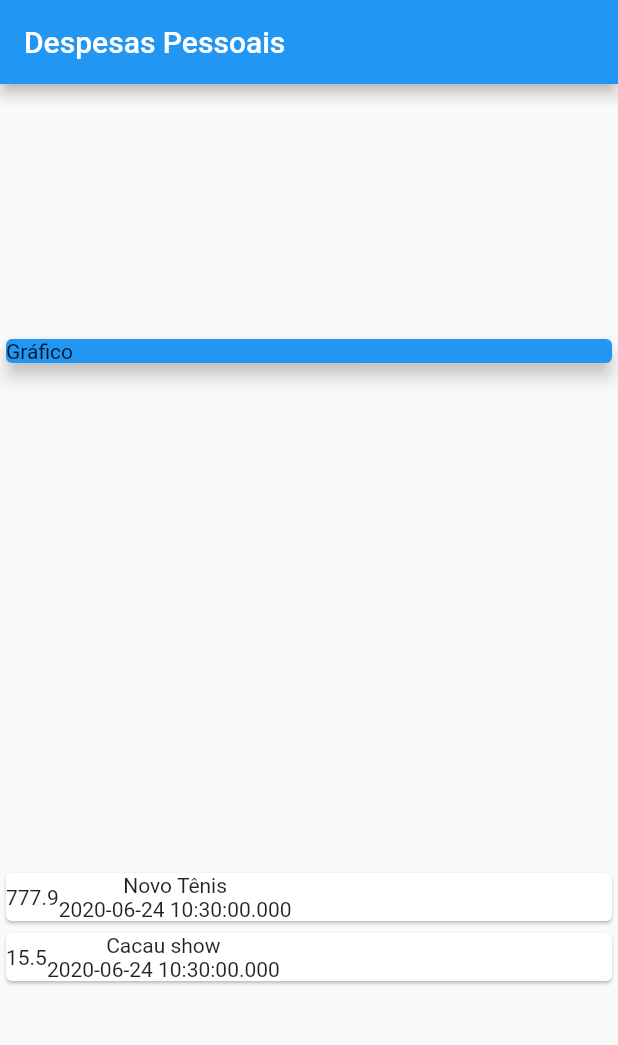
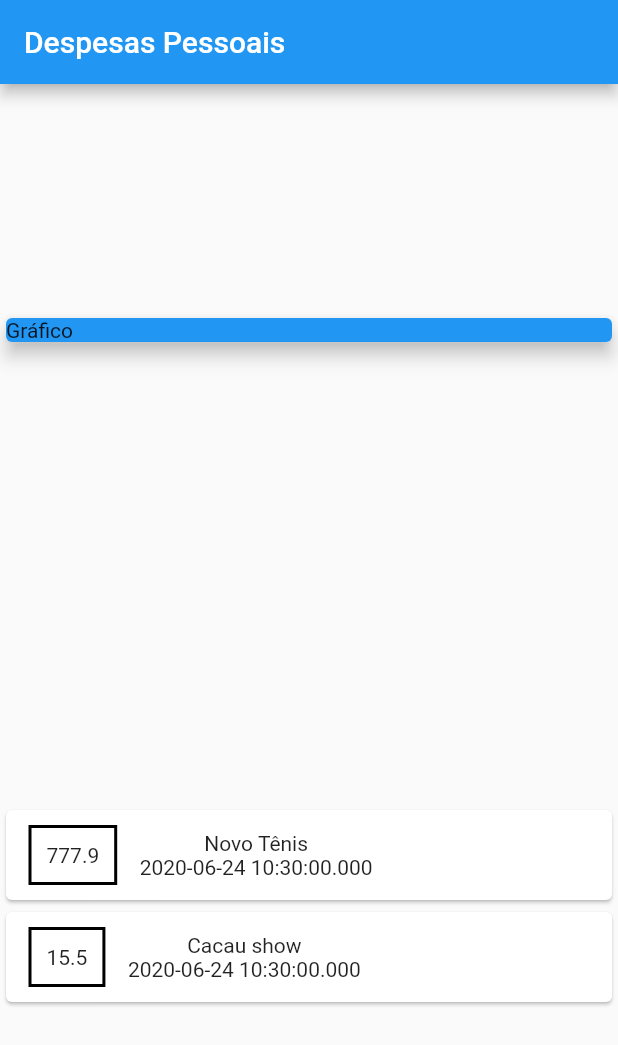
Before and after one commit to piovani/flutter_personal_expenses, a Flutter app: the screen it shows after launch, on a phone screen of 412 x 824 dp. Shown: the top 1045 px of the screen. Run offline on Flutter 3.47's test engine with Material 2 defaults, Android fonts, the phone set to English and light mode, and no system bars.

Commit message:
Add border at value transaction

```diff
--- a/lib/main.dart
+++ b/lib/main.dart
@@ -51,7 +51,13 @@ class MyHomePage extends StatelessWidget {
                 child: Row(
                   children: <Widget>[
                     Container(
-                      child: Text(tr.value.toString()),
+                      child: Container(
+                          margin: EdgeInsets.symmetric(
+                              horizontal: 15, vertical: 10),
+                          decoration: BoxDecoration(
+                              border: Border.all(color: Colors.black, width: 2)),
+                          padding: EdgeInsets.all(10),
+                          child: Text(tr.value.toString())),
                     ),
                     Column(
                       children: <Widget>[
```
